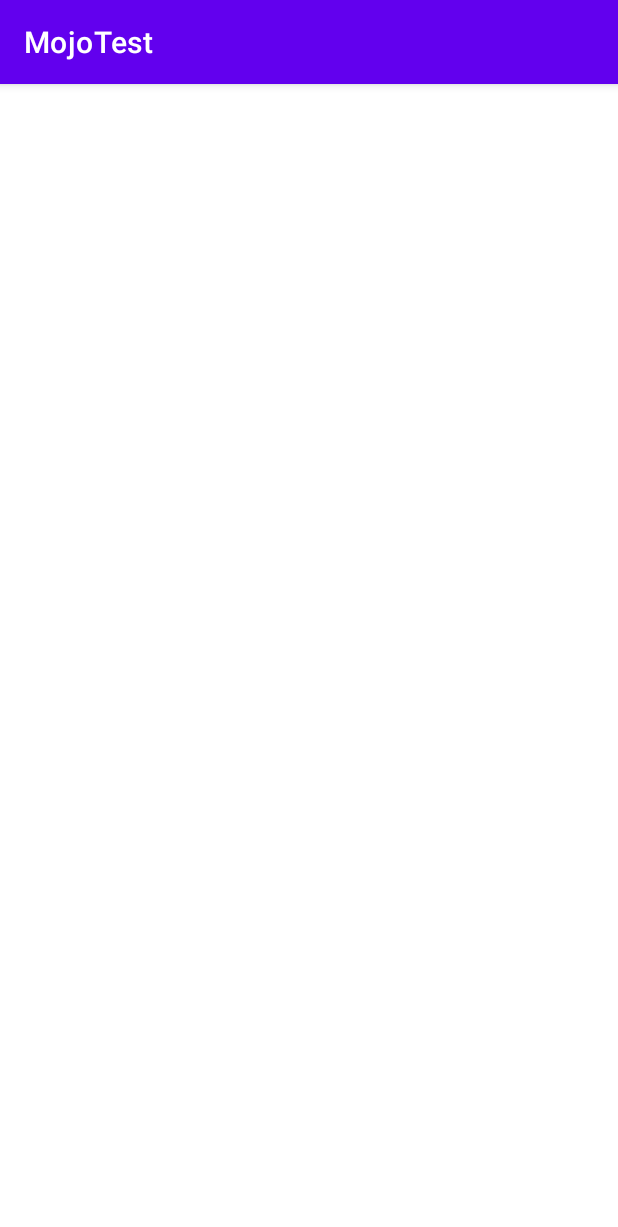
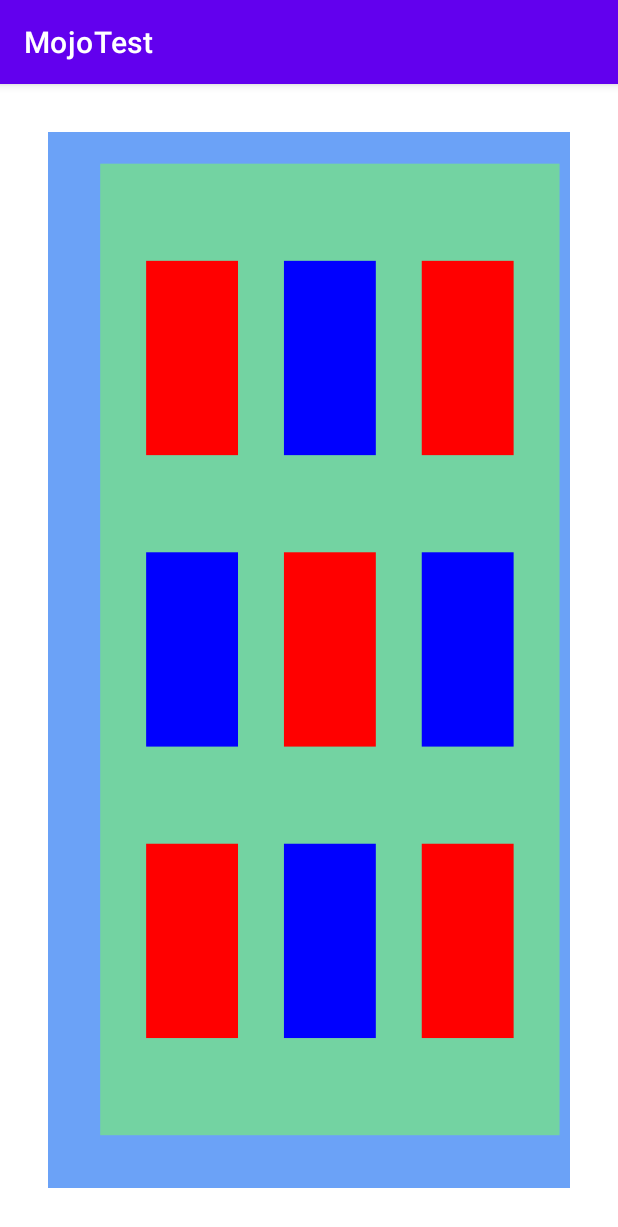
Before and after one commit to CyrilFind/mojotest, an Android app: the screen it shows after launch (MainActivity), on a phone screen of 412 x 824 dp. Shown: the top 1227 px of the screen. Run offline under Robolectric (Android 15) with nearby library versions, the phone set to English and light mode, and no system bars.

Commit message:
cleanup, handle anchors properly, handle all paddings

```diff
--- /dev/null
+++ b/app/src/main/java/io/cyrilfind/mojotest/Anchor.kt
@@ -0,0 +1,24 @@
+package io.cyrilfind.mojotest
+
+import kotlinx.serialization.SerialName
+import kotlinx.serialization.Serializable
+
+@Serializable
+enum class VerticalAnchor {
+    @SerialName("top")
+    TOP,
+    @SerialName("center")
+    CENTER,
+    @SerialName("bottom")
+    BOTTOM;
+}
+
+@Serializable
+enum class HorizontalAnchor {
+    @SerialName("left")
+    LEFT,
+    @SerialName("center")
+    CENTER,
+    @SerialName("right")
+    RIGHT;
+}
--- a/app/src/main/java/io/cyrilfind/mojotest/MainActivity.kt
+++ b/app/src/main/java/io/cyrilfind/mojotest/MainActivity.kt
@@ -20,10 +20,7 @@ class MainActivity : AppCompatActivity() {
         // parse json
         val overlay = Json.decodeFromString<Overlay>(raw)
 
-        // wait first layout
-        binding.root.post {
-            // display
-            binding.mainOverlay.setOverlay(overlay)
-        }
+        // display
+        binding.mainOverlay.setOverlay(overlay)
     }
 }
--- a/app/src/main/java/io/cyrilfind/mojotest/Overlay.kt
+++ b/app/src/main/java/io/cyrilfind/mojotest/Overlay.kt
@@ -14,75 +14,61 @@ data class Overlay(
     @SerialName("y")
     val yRatio: Float = 0f,
     @SerialName("anchor_x")
-    val anchorX: String = "left",
+    val anchorX: HorizontalAnchor = HorizontalAnchor.LEFT,
     @SerialName("anchor_y")
-    val anchorY: String = "bottom",
+    val anchorY: VerticalAnchor = VerticalAnchor.BOTTOM,
     @SerialName("background_color")
     val backgroundColor: String,
     @SerialName("padding")
     val padding: Float = 0f,
+    @SerialName("padding_left")
+    val paddingLeft: Float = padding,
+    @SerialName("padding_top")
+    val paddingTop: Float = padding,
+    @SerialName("padding_right")
+    val paddingRight: Float = padding,
+    @SerialName("padding_bottom")
+    val paddingBottom: Float = padding,
     @SerialName("children")
     val children: List<Overlay> = emptyList()
 ) {
 
-    fun computeRects(parentRect: Rectangle): List<Rectangle> {
-        val rect = computeRect(parentRect)
-        val list = mutableListOf(rect)
+    fun computeRectangles(parent: Rectangle): List<Rectangle> {
+        val rect = computeRectangle(parent)
+        val result = mutableListOf(rect)
 
-        val paddedRect = rect.copy()
+        val paddedRect = rect.copy(
+            left = rect.left + (paddingLeft * rect.width),
+            top = rect.top + (paddingTop * rect.height),
+            right = rect.right - (paddingRight * rect.width),
+            bottom = rect.bottom - (paddingBottom * rect.height)
+        )
 
-        paddedRect.apply {
-            left += padding * rect.width
-            top += padding * rect.height
-            right -= padding * rect.width
-            bottom -= padding * rect.height
+        children.forEach { result += it.computeRectangles(paddedRect) }
+
+        return result
+    }
+
+    private fun computeRectangle(parentRect: Rectangle): Rectangle {
+        val width = widthRatio * parentRect.width
+        val height = heightRatio * parentRect.height
+
+        val relativeX = xRatio * parentRect.width
+        val x = parentRect.left + relativeX
+        val (left, right) = when (anchorX) {
+            HorizontalAnchor.LEFT -> x to x + width
+            HorizontalAnchor.RIGHT -> x - width to x
+            HorizontalAnchor.CENTER -> x - (width / 2) to x + (width / 2)
         }
 
-        children.forEach { child ->
-            list += child.computeRects(paddedRect)
+        val relativeY = yRatio * parentRect.height
+        val y = parentRect.bottom - relativeY // Y is defined from bottom
+        val (top, bottom) = when (anchorY) {
+            VerticalAnchor.TOP -> y to y + height
+            VerticalAnchor.BOTTOM -> y - height to y
+            VerticalAnchor.CENTER -> y - (height / 2) to y + (height / 2)
         }
 
-        return list
-    }
-
-    private fun computeRect(parentRect: Rectangle): Rectangle {
-        val parentWidth = parentRect.width
-        val parentHeight = parentRect.height
-        val width = widthRatio * parentWidth
-        val height = heightRatio * parentHeight
-        val x = xRatio * parentWidth
-        val y = yRatio * parentHeight
-
-        val left = when (anchorX) {
-            "left" -> parentRect.left + x
-            "right" -> parentRect.left + x - width
-            "center" -> parentRect.left + x - (width / 2)
-            else -> 0f
-        }
-
-        val top = when (anchorY) {
-            "bottom" -> parentRect.bottom - y - height
-            "top" -> parentRect.bottom - y
-            "center" -> parentRect.bottom - y - (height / 2)
-            else -> 0f
-        }
-
-        val right = when (anchorX) {
-            "left" -> parentRect.left + x + width
-            "right" -> parentRect.left + x
-            "center" -> parentRect.left + x + (width / 2)
-            else -> 0f
-        }
-
-        val bottom = when (anchorY) {
-            "bottom" -> parentRect.bottom - y
-            "top" -> parentRect.bottom - y + height
-            "center" -> parentRect.bottom - y + (height / 2)
-            else -> 0f
-        }
-
-        val rect = Rectangle(left, top, right, bottom, backgroundColor)
-
-        return rect
+        return Rectangle(left, top, right, bottom, backgroundColor)
     }
 }
--- a/app/src/main/java/io/cyrilfind/mojotest/OverlayView.kt
+++ b/app/src/main/java/io/cyrilfind/mojotest/OverlayView.kt
@@ -18,16 +18,13 @@ class OverlayView @JvmOverloads constructor(
 
     private var rects: List<Pair<RectF, Paint>> = emptyList()
 
-    private val contentWidth: Int
-        get() = width - paddingLeft - paddingRight
-    private val contentHeight: Int
-        get() = height - paddingTop - paddingBottom
+    private fun getContentWidth(): Float = (width - paddingLeft - paddingRight).toFloat()
+    private fun getContentHeight(): Float = (height - paddingTop - paddingBottom).toFloat()
 
-    fun setOverlay(overlay: Overlay) {
-        val canvasRect =
-            Rectangle(0f, 0f, contentWidth.toFloat(), contentHeight.toFloat(), "#FFFFFF")
-        rects = overlay.computeRects(canvasRect)
-            .map {
+    fun setOverlay(overlay: Overlay) = post {
+        val canvasRect = Rectangle(0f, 0f, getContentWidth(), getContentHeight())
+        Log.d("OverlayView", "computing rects in $canvasRect")
+        rects = overlay.computeRectangles(canvasRect).map {
             val rectF = RectF(it.left, it.top, it.right, it.bottom)
             val paint = Paint().apply {
                 color = Color.parseColor(it.color)
@@ -35,12 +32,12 @@ class OverlayView @JvmOverloads constructor(
             }
             rectF to paint
         }
-        Log.d("OverlayView", "drawing ${rects.size} rects: ${rects.map { it.first }} ")
         invalidate()
     }
 
     override fun onDraw(canvas: Canvas) {
         super.onDraw(canvas)
+        Log.d("OverlayView", "drawing ${rects.size} rects: ${rects.map { it.first }} ")
         rects.forEach { (rect, paint) -> canvas.drawRect(rect, paint) }
     }
 }
--- a/app/src/main/java/io/cyrilfind/mojotest/Rectangle.kt
+++ b/app/src/main/java/io/cyrilfind/mojotest/Rectangle.kt
@@ -1,14 +1,12 @@
 package io.cyrilfind.mojotest
 
 data class Rectangle(
-    var left: Float,
-    var top: Float,
-    var right: Float,
-    var bottom: Float,
-    var color: String
+    val left: Float,
+    val top: Float,
+    val right: Float,
+    val bottom: Float,
+    val color: String = "#FFFFFF"
 ) {
     val width: Float get() = right - left
     val height: Float get() = bottom - top
-    val centerX: Float get() = (left + right) / 2
-    val centerY: Float get() = (top + bottom) / 2
 }
```
Also changed, not shown: 1 other file. Lines whose indentation alone changed are shown as unchanged.
